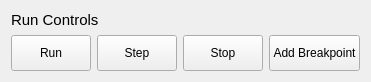
Qt form armsim/runcontrolswidget.ui (bstee615/armsim) before a commit.
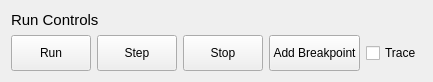
The same form after that commit.

```diff
--- a/armsim/runcontrolswidget.ui
+++ b/armsim/runcontrolswidget.ui
@@ -6,7 +6,7 @@
    <rect>
     <x>0</x>
     <y>0</y>
-    <width>263</width>
+    <width>350</width>
     <height>82</height>
    </rect>
   </property>
@@ -86,6 +86,19 @@
        </property>
       </widget>
      </item>
+     <item>
+      <widget class="QCheckBox" name="checkTrace">
+       <property name="sizePolicy">
+        <sizepolicy hsizetype="Minimum" vsizetype="Expanding">
+         <horstretch>0</horstretch>
+         <verstretch>0</verstretch>
+        </sizepolicy>
+       </property>
+       <property name="text">
+        <string>Trace</string>
+       </property>
+      </widget>
+     </item>
      <item>
       <spacer name="horizontalSpacer">
        <property name="orientation">
```
